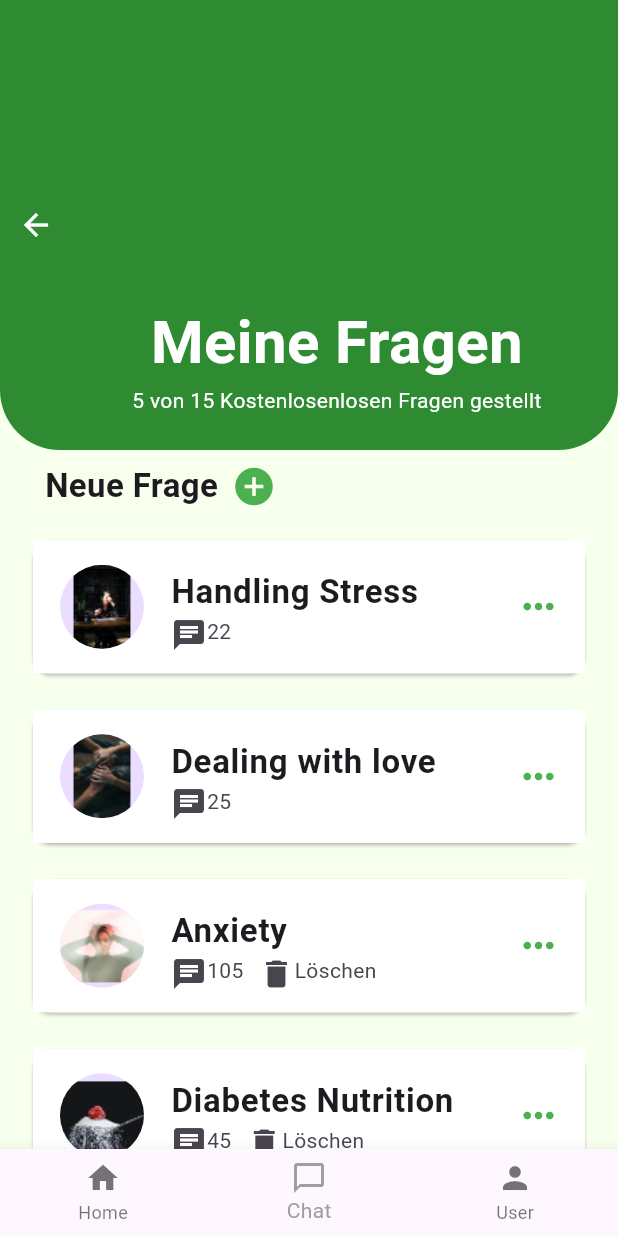
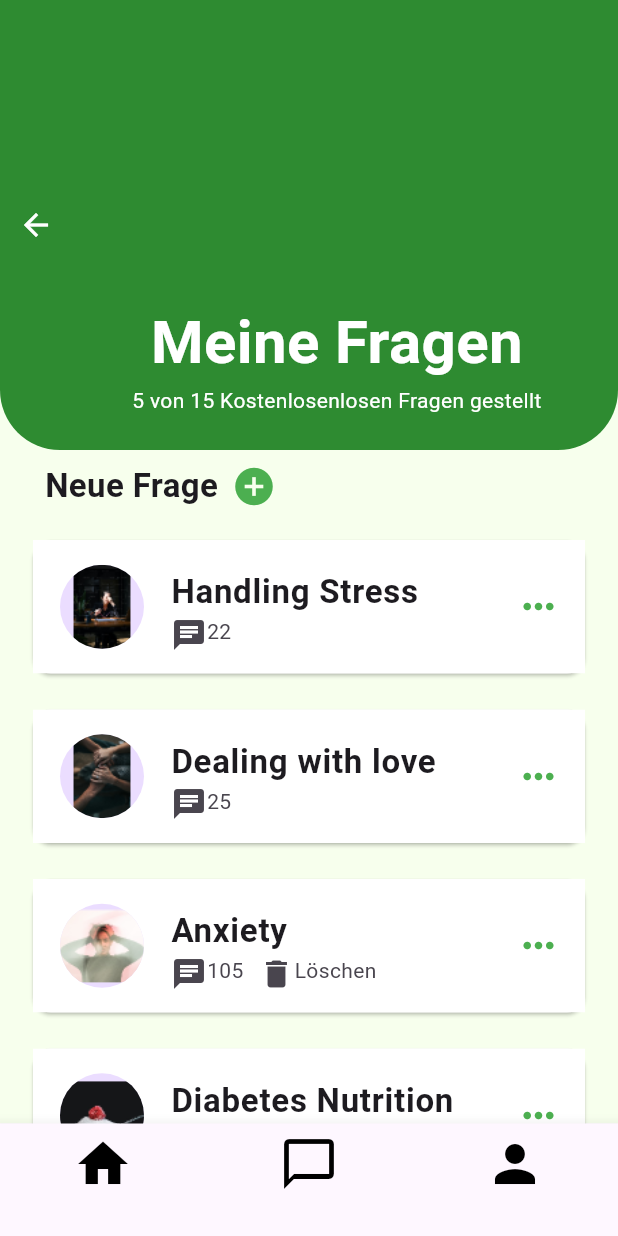
Before and after one commit to Salman4511/ChatApp, a Flutter app: the BottomNavBar screen opened directly, item 2 of the bottom bar chosen, on a phone screen of 412 x 824 dp. Run offline on Flutter 3.47's test engine with Material 3 defaults, Android fonts, the phone set to English and light mode, and no system bars.

Commit message:
all completed

```diff
--- a/lib/constants/constants.dart
+++ b/lib/constants/constants.dart
@@ -70,3 +70,7 @@ SizedBox kheight45 = const SizedBox(height: 45);
 // Colors
 
 const kbackgroundColor = Color.fromARGB(255, 247, 255, 237);
+const kblack = Colors.black;
+const kgrey = Colors.grey;
+const kgreen = Colors.green;
+const kwhite = Colors.white;
--- a/lib/view/screens/bottom_nav_bar/bottom_nav_bar.dart
+++ b/lib/view/screens/bottom_nav_bar/bottom_nav_bar.dart
@@ -1,3 +1,4 @@
+import 'package:chat_app/constants/constants.dart';
 import 'package:chat_app/view/screens/chat_list_screen/chat_list_screen.dart';
 import 'package:chat_app/view/screens/home_screen/home_screen.dart';
 import 'package:chat_app/view/screens/menu_screen/menu_screen.dart';
@@ -30,24 +31,38 @@ class _BottomNavBarState extends State<BottomNavBar> {
     return Scaffold(
       body: _pages[_selectedIndex],
       bottomNavigationBar: BottomNavigationBar(
-
         items: const <BottomNavigationBarItem>[
           BottomNavigationBarItem(
-            icon: Icon(Icons.home),
-            label: 'Home',
+            icon: Icon(
+              Icons.home,
+              color: kblack,
+            ),
+            label: '',
           ),
           BottomNavigationBarItem(
-            icon: Icon(Icons.chat_bubble_outline_outlined),
-            label: 'Chat',
+            icon: Icon(
+              Icons.chat_bubble_outline_outlined,
+              color: kblack,
+            ),
+            label: '',
           ),
           BottomNavigationBarItem(
-            icon: Icon(Icons.person),
-            label: 'User',
+            icon: Icon(
+              Icons.person,
+              color: kblack,
+            ),
+            label: '',
           ),
         ],
         currentIndex: _selectedIndex,
         selectedItemColor: Colors.grey,
         onTap: _onItemTapped,
+        unselectedFontSize: 14.0,
+        elevation: 8.0,
+        type: BottomNavigationBarType.fixed,
+        showSelectedLabels: true,
+        showUnselectedLabels: true,
+        iconSize: 40.0,
       ),
     );
   }
--- a/lib/view/screens/chat_list_screen/chat_list_screen.dart
+++ b/lib/view/screens/chat_list_screen/chat_list_screen.dart
@@ -26,7 +26,7 @@ class ChatListScrreen extends StatelessWidget {
                         onPressed: () {},
                         icon: const Icon(
                           Icons.add_circle,
-                          color: Colors.green,
+                          color: kgreen,
                           size: 30,
                         ))
                   ],
@@ -80,7 +80,7 @@ class ChatListScrreen extends StatelessWidget {
                     onPressed: () {},
                     icon: const Icon(
                       Icons.arrow_back,
-                      color: Colors.white,
+                      color: kwhite,
                     )),
                 kwidth40,
                 Center(
--- a/lib/view/screens/chat_list_screen/widgets/chat_card_widget.dart
+++ b/lib/view/screens/chat_list_screen/widgets/chat_card_widget.dart
@@ -20,9 +20,9 @@ class ChatCardWidget extends StatelessWidget {
     return Padding(
       padding: const EdgeInsets.all(8.0),
       child: Card(
-        color: Colors.white,
+        color: kwhite,
         child: ListTile(
-          tileColor: Colors.white,
+          tileColor: kwhite,
           contentPadding:
               const EdgeInsets.symmetric(vertical: 10, horizontal: 16),
           title: Text(
@@ -57,7 +57,7 @@ class ChatCardWidget extends StatelessWidget {
           ),
           trailing: const Icon(
             Icons.more_horiz_rounded,
-            color: Colors.green,
+            color: kgreen,
             size: 30,
           ),
           onTap: () {
--- a/lib/view/screens/chat_screen/widgets/icon_message_card_widget.dart
+++ b/lib/view/screens/chat_screen/widgets/icon_message_card_widget.dart
@@ -23,7 +23,7 @@ class IconMessageCardWidget extends StatelessWidget {
             width: 280,
             decoration: BoxDecoration(
                 borderRadius: BorderRadius.circular(15),
-                color: Colors.white,
+                color: kwhite,
                 border: Border.all(color: Colors.grey)),
             child: Padding(
               padding: const EdgeInsets.all(8.0),
--- a/lib/view/screens/chat_screen/widgets/message_card_widget.dart
+++ b/lib/view/screens/chat_screen/widgets/message_card_widget.dart
@@ -1,3 +1,4 @@
+import 'package:chat_app/constants/constants.dart';
 import 'package:flutter/material.dart';
 
 class MessageCardWidget extends StatelessWidget {
@@ -13,8 +14,8 @@ class MessageCardWidget extends StatelessWidget {
         width: 280,
         decoration: BoxDecoration(
             borderRadius: BorderRadius.circular(15),
-            color: Colors.white,
-            border: Border.all(color: Colors.grey)),
+            color: kwhite,
+            border: Border.all(color: kgrey)),
         child: Padding(
           padding: const EdgeInsets.all(8.0),
           child: Text(message),
--- a/lib/view/screens/home_screen/home_screen.dart
+++ b/lib/view/screens/home_screen/home_screen.dart
@@ -27,7 +27,7 @@ class HomeScreen extends StatelessWidget {
               onPressed: () {},
               icon: const Icon(
                 Icons.settings,
-                color: Colors.green,
+                color: kgreen,
                 size: 35,
               )),
         ],
--- a/lib/view/screens/menu_screen/widgets/list_tile_widget.dart
+++ b/lib/view/screens/menu_screen/widgets/list_tile_widget.dart
@@ -25,11 +25,11 @@ class ListTileWidget extends StatelessWidget {
           ),
           leading: Icon(
             icon,
-            color: Colors.green,
+            color: kgreen,
           ),
           trailing: const Icon(
             Icons.arrow_forward,
-            color: Colors.green,
+            color: kgreen,
             size: 30,
           ),
           onTap: () {},
```
Also changed, not shown: lib/view/screens/chat_screen/chat_screen.dart (+4 -4 lines).
